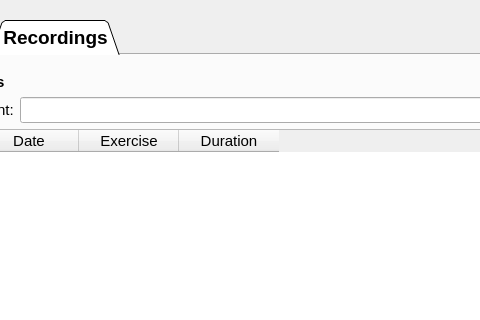
Old version of the form Modules/Home/Resources/UI/Evaluation.ui in the repository EBATINCA/TrainUS; both pictures show x 162 to 642 and y 0 to 320 of the 983 by 638 pixel window.
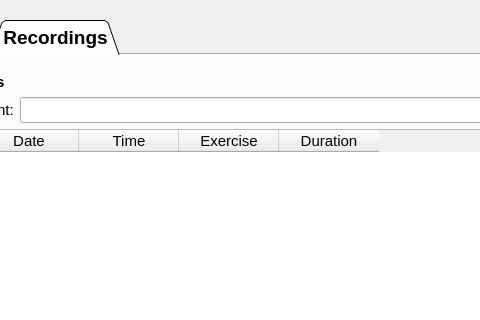
New version of the form. The open tabs and pages were chosen to show the change. Custom widgets are drawn as their Qt base class.

Commit message: ENH: Create new recordings from TrainingSession panel

The edit to the form file:
```diff
--- a/Modules/Home/Resources/UI/Evaluation.ui
+++ b/Modules/Home/Resources/UI/Evaluation.ui
@@ -756,6 +756,11 @@
                  <string>Date</string>
                 </property>
                </column>
+               <column>
+                <property name="text">
+                 <string>Time</string>
+                </property>
+               </column>
                <column>
                 <property name="text">
                  <string>Exercise</string>
```
The commit also changes 6 other files.
